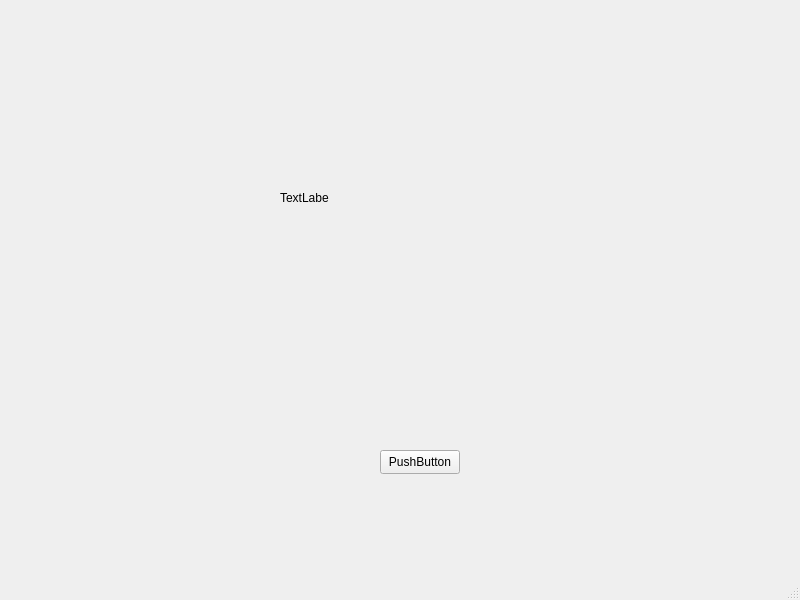
Qt form IsraelEthanTaehgCS106point2/adminBookPage.ui (israelBlackyb/IETMCS106.2) before a commit.
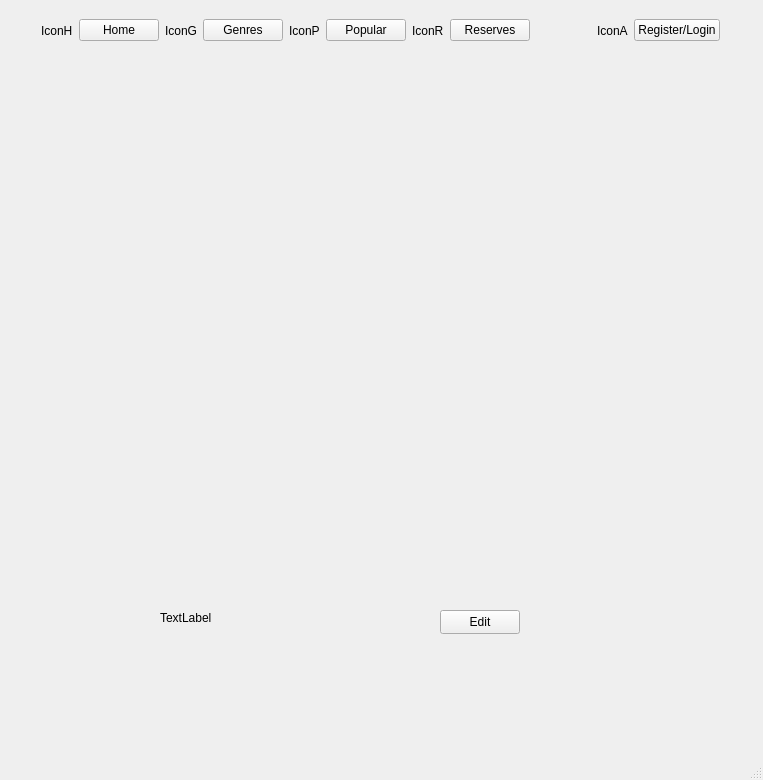
The same form after that commit.

Commit message:
learnt how to connect pages. did lil bit more UI
deleted the page connections cause they were in mainwindow and thats bad

What changed in the file:
```diff
--- a/IsraelEthanTaehgCS106point2/adminBookPage.ui
+++ b/IsraelEthanTaehgCS106point2/adminBookPage.ui
@@ -6,8 +6,8 @@
    <rect>
     <x>0</x>
     <y>0</y>
-    <width>800</width>
-    <height>600</height>
+    <width>763</width>
+    <height>780</height>
    </rect>
   </property>
   <property name="windowTitle">
@@ -17,22 +17,22 @@
    <widget class="QPushButton" name="EditBtn">
     <property name="geometry">
      <rect>
-      <x>380</x>
-      <y>450</y>
+      <x>440</x>
+      <y>610</y>
       <width>80</width>
       <height>24</height>
      </rect>
     </property>
     <property name="text">
-     <string>PushButton</string>
+     <string>Edit</string>
     </property>
    </widget>
    <widget class="QLabel" name="bookDesc">
     <property name="geometry">
      <rect>
-      <x>280</x>
-      <y>190</y>
-      <width>49</width>
+      <x>160</x>
+      <y>610</y>
+      <width>291</width>
       <height>16</height>
      </rect>
     </property>
@@ -40,6 +40,140 @@
      <string>TextLabel</string>
     </property>
    </widget>
+   <widget class="QWidget" name="horizontalLayoutWidget">
+    <property name="geometry">
+     <rect>
+      <x>0</x>
+      <y>0</y>
+      <width>761</width>
+      <height>61</height>
+     </rect>
+    </property>
+    <layout class="QHBoxLayout" name="horizontalLayout">
+     <item>
+      <spacer name="horizontalSpacer">
+       <property name="orientation">
+        <enum>Qt::Horizontal</enum>
+       </property>
+       <property name="sizeHint" stdset="0">
+        <size>
+         <width>40</width>
+         <height>20</height>
+        </size>
+       </property>
+      </spacer>
+     </item>
+     <item>
+      <widget class="QLabel" name="label">
+       <property name="text">
+        <string>IconH</string>
+       </property>
+      </widget>
+     </item>
+     <item>
+      <widget class="QPushButton" name="homeBtn">
+       <property name="text">
+        <string>Home</string>
+       </property>
+      </widget>
+     </item>
+     <item>
+      <widget class="QLabel" name="label_2">
+       <property name="text">
+        <string>IconG</string>
+       </property>
+      </widget>
+     </item>
+     <item>
+      <widget class="QPushButton" name="genreBtn">
+       <property name="text">
+        <string>Genres</string>
+       </property>
+      </widget>
+     </item>
+     <item>
+      <widget class="QLabel" name="label_3">
+       <property name="text">
+        <string>IconP</string>
+       </property>
+      </widget>
+     </item>
+     <item>
+      <widget class="QPushButton" name="popularBtn">
+       <property name="text">
+        <string>Popular</string>
+       </property>
+      </widget>
+     </item>
+     <item>
+      <widget class="QLabel" name="label_4">
+       <property name="text">
+        <string>IconR</string>
+       </property>
+      </widget>
+     </item>
+     <item>
+      <widget class="QPushButton" name="pushButton_4">
+       <property name="text">
+        <string>Reserves</string>
+       </property>
+      </widget>
+     </item>
+     <item>
+      <spacer name="verticalSpacer_3">
+       <property name="orientation">
+        <enum>Qt::Vertical</enum>
+       </property>
+       <property name="sizeHint" stdset="0">
+        <size>
+         <width>20</width>
+         <height>40</height>
+        </size>
+       </property>
+      </spacer>
+     </item>
+     <item>
+      <spacer name="horizontalSpacer_3">
+       <property name="orientation">
+        <enum>Qt::Horizontal</enum>
+       </property>
+       <property name="sizeHint" stdset="0">
+        <size>
+         <width>40</width>
+         <height>20</height>
+        </size>
+       </property>
+      </spacer>
+     </item>
+     <item>
+      <widget class="QLabel" name="label_5">
+       <property name="text">
+        <string>IconA</string>
+       </property>
+      </widget>
+     </item>
+     <item>
+      <widget class="QPushButton" name="pushButton_5">
+       <property name="text">
+        <string>Register/Login</string>
+       </property>
+      </widget>
+     </item>
+     <item>
+      <spacer name="horizontalSpacer_2">
+       <property name="orientation">
+        <enum>Qt::Horizontal</enum>
+       </property>
+       <property name="sizeHint" stdset="0">
+        <size>
+         <width>40</width>
+         <height>20</height>
+        </size>
+       </property>
+      </spacer>
+     </item>
+    </layout>
+   </widget>
   </widget>
   <widget class="QMenuBar" name="menubar">
    <property name="geometry">
```
Left out of the diff: 2 changed lines with no effect on the pictures. The commit also changes 23 other files.
